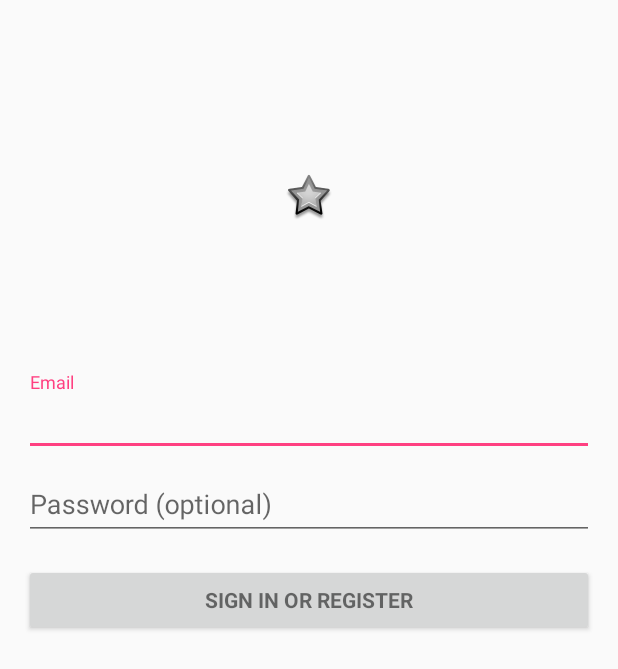
After one commit to fifostack/techstart-mobile, an Android app: the layout activity_login.xml on its own in the app's theme, with its tools: preview values and no code run, on a phone screen of 412 x 824 dp. The commit adds this screen. Shown: the top 669 px of the screen. Run offline under Robolectric (Android 15) with nearby library versions, the phone set to English and light mode, and no system bars.

Commit message:
Login Activity added (no auth yet)

```diff
--- /dev/null
+++ b/app/src/main/res/layout/activity_login.xml
@@ -0,0 +1,87 @@
+<LinearLayout xmlns:android="http://schemas.android.com/apk/res/android"
+    xmlns:app="http://schemas.android.com/apk/res-auto"
+    xmlns:tools="http://schemas.android.com/tools"
+    android:layout_width="match_parent"
+    android:layout_height="match_parent"
+    android:gravity="center_horizontal"
+    android:orientation="vertical"
+    android:paddingBottom="@dimen/activity_vertical_margin"
+    android:paddingLeft="@dimen/activity_horizontal_margin"
+    android:paddingRight="@dimen/activity_horizontal_margin"
+    android:paddingTop="@dimen/activity_vertical_margin"
+    tools:context="com.mobile.techstart.techstartmobile.LoginActivity">
+
+    <!-- Login progress -->
+
+    <ProgressBar
+        android:id="@+id/login_progress"
+        style="?android:attr/progressBarStyleLarge"
+        android:layout_width="wrap_content"
+        android:layout_height="wrap_content"
+        android:layout_marginBottom="8dp"
+        android:visibility="gone" />
+
+    <ScrollView
+        android:id="@+id/login_form"
+        android:layout_width="match_parent"
+        android:layout_height="wrap_content">
+
+        <LinearLayout
+            android:id="@+id/email_login_form"
+            android:layout_width="match_parent"
+            android:layout_height="wrap_content"
+            android:orientation="vertical">
+
+            <ImageView
+                android:id="@+id/imageView4"
+                android:layout_width="match_parent"
+                android:layout_height="wrap_content"
+                android:paddingBottom="100dp"
+                android:paddingTop="100dp"
+                app:srcCompat="@android:drawable/star_big_off" />
+
+            <android.support.design.widget.TextInputLayout
+                android:layout_width="match_parent"
+                android:layout_height="wrap_content">
+
+                <AutoCompleteTextView
+                    android:id="@+id/email"
+                    android:layout_width="match_parent"
+                    android:layout_height="wrap_content"
+                    android:hint="@string/prompt_email"
+                    android:inputType="textEmailAddress"
+                    android:maxLines="1"
+                    android:singleLine="true" />
+
+            </android.support.design.widget.TextInputLayout>
+
+            <android.support.design.widget.TextInputLayout
+                android:layout_width="match_parent"
+                android:layout_height="wrap_content">
+
+                <EditText
+                    android:id="@+id/password"
+                    android:layout_width="match_parent"
+                    android:layout_height="wrap_content"
+                    android:hint="@string/prompt_password"
+                    android:imeActionId="6"
+                    android:imeActionLabel="@string/action_sign_in_short"
+                    android:imeOptions="actionUnspecified"
+                    android:inputType="textPassword"
+                    android:maxLines="1"
+                    android:singleLine="true" />
+
+            </android.support.design.widget.TextInputLayout>
+
+            <Button
+                android:id="@+id/email_sign_in_button"
+                style="?android:textAppearanceSmall"
+                android:layout_width="match_parent"
+                android:layout_height="wrap_content"
+                android:layout_marginTop="16dp"
+                android:text="@string/action_sign_in"
+                android:textStyle="bold" />
+
+        </LinearLayout>
+    </ScrollView>
+</LinearLayout>
--- a/app/src/main/res/values/strings.xml
+++ b/app/src/main/res/values/strings.xml
@@ -13,4 +13,19 @@
     <string name="seek_to">Jump To</string>
     <string name="seek_to_hint">Seconds</string>
 
+
+    <!-- Strings related to login -->
+    <string name="prompt_email">Email</string>
+    <string name="title_activity_login">Sign in</string>
+    <string name="prompt_password">Password (optional)</string>
+    <string name="action_sign_in">Sign in or register</string>
+    <string name="action_sign_in_short">Sign in</string>
+    <string name="error_invalid_email">This email address is invalid</string>
+    <string name="error_invalid_password">This password is too short</string>
+    <string name="error_incorrect_password">This password is incorrect</string>
+    <string name="error_field_required">This field is required</string>
+    <string name="permission_rationale">"Contacts permissions are needed for providing email
+        completions."
+    </string>
+
 </resources>
```
Also changed, not shown: app/src/main/AndroidManifest.xml (+13 -4 lines), app/src/main/java/com/mobile/techstart/techstartmobile/LoginActivity.java (added, +355 -0 lines), app/src/main/java/com/mobile/techstart/techstartmobile/TutorialsFragment.java (+38 -4 lines), app/src/main/res/layout/messages_layout.xml (+8 -2 lines), app/src/main/res/layout/profile_layout.xml (+38 -0 lines), app/src/main/res/layout/tutorials_layout.xml (+1 -53 lines).
